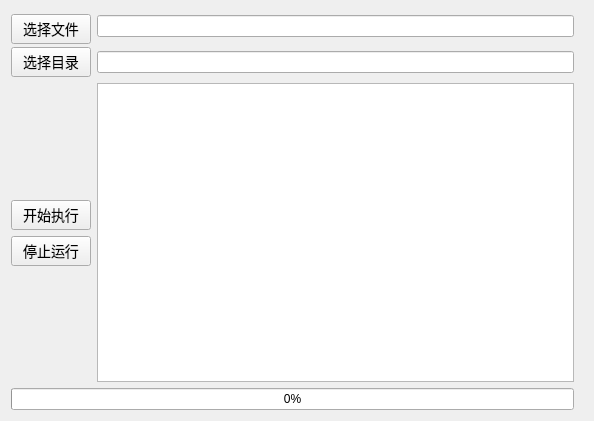
Old version of the form main.ui in the repository AndRainWindow/ClassMyDoc.
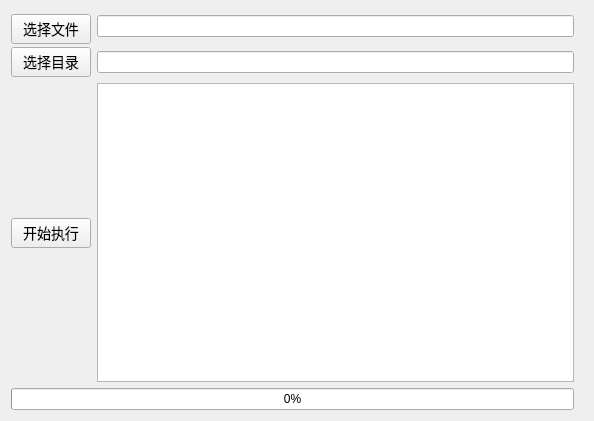
New version of the form.

```diff
--- a/main.ui
+++ b/main.ui
@@ -144,25 +144,6 @@
          </property>
         </widget>
        </item>
-       <item>
-        <widget class="QPushButton" name="pushButton">
-         <property name="minimumSize">
-          <size>
-           <width>0</width>
-           <height>30</height>
-          </size>
-         </property>
-         <property name="styleSheet">
-          <string notr="true">QPushButton { 
-    font-family:微软雅黑;
-    font-size:14px;
-}</string>
-         </property>
-         <property name="text">
-          <string>停止运行</string>
-         </property>
-        </widget>
-       </item>
        <item>
         <spacer name="verticalSpacer_2">
          <property name="orientation">
```
